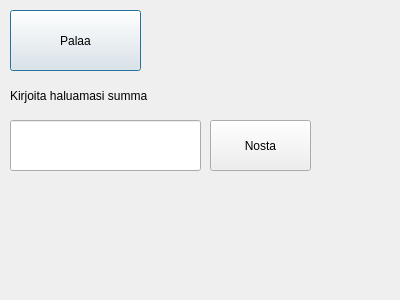
Before: the Qt Designer form PankkiAutomaatti/exe/omasumma.ui in banksimul2022/group2, drawn with Qt 5.
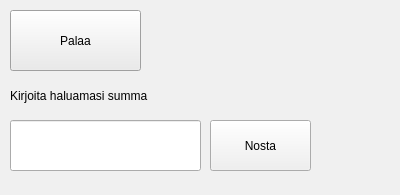
After: the same form once the commit is applied.

```diff
--- a/PankkiAutomaatti/exe/omasumma.ui
+++ b/PankkiAutomaatti/exe/omasumma.ui
@@ -7,9 +7,559 @@
     <x>0</x>
     <y>0</y>
     <width>400</width>
-    <height>300</height>
+    <height>195</height>
    </rect>
   </property>
+  <property name="palette">
+   <palette>
+    <active>
+     <colorrole role="WindowText">
+      <brush brushstyle="SolidPattern">
+       <color alpha="255">
+        <red>0</red>
+        <green>0</green>
+        <blue>255</blue>
+       </color>
+      </brush>
+     </colorrole>
+     <colorrole role="Button">
+      <brush brushstyle="SolidPattern">
+       <color alpha="255">
+        <red>255</red>
+        <green>255</green>
+        <blue>255</blue>
+       </color>
+      </brush>
+     </colorrole>
+     <colorrole role="Light">
+      <brush brushstyle="SolidPattern">
+       <color alpha="255">
+        <red>0</red>
+        <green>0</green>
+        <blue>255</blue>
+       </color>
+      </brush>
+     </colorrole>
+     <colorrole role="Midlight">
+      <brush brushstyle="SolidPattern">
+       <color alpha="255">
+        <red>0</red>
+        <green>0</green>
+        <blue>255</blue>
+       </color>
+      </brush>
+     </colorrole>
+     <colorrole role="Dark">
+      <brush brushstyle="SolidPattern">
+       <color alpha="255">
+        <red>0</red>
+        <green>0</green>
+        <blue>255</blue>
+       </color>
+      </brush>
+     </colorrole>
+     <colorrole role="Mid">
+      <brush brushstyle="SolidPattern">
+       <color alpha="255">
+        <red>0</red>
+        <green>0</green>
+        <blue>255</blue>
+       </color>
+      </brush>
+     </colorrole>
+     <colorrole role="Text">
+      <brush brushstyle="SolidPattern">
+       <color alpha="255">
+        <red>0</red>
+        <green>0</green>
+        <blue>255</blue>
+       </color>
+      </brush>
+     </colorrole>
+     <colorrole role="BrightText">
+      <brush brushstyle="SolidPattern">
+       <color alpha="255">
+        <red>0</red>
+        <green>0</green>
+        <blue>255</blue>
+       </color>
+      </brush>
+     </colorrole>
+     <colorrole role="ButtonText">
+      <brush brushstyle="SolidPattern">
+       <color alpha="255">
+        <red>0</red>
+        <green>0</green>
+        <blue>255</blue>
+       </color>
+      </brush>
+     </colorrole>
+     <colorrole role="Base">
+      <brush brushstyle="SolidPattern">
+       <color alpha="255">
+        <red>255</red>
+        <green>255</green>
+        <blue>255</blue>
+       </color>
+      </brush>
+     </colorrole>
+     <colorrole role="Window">
+      <brush brushstyle="SolidPattern">
+       <color alpha="255">
+        <red>255</red>
+        <green>255</green>
+        <blue>255</blue>
+       </color>
+      </brush>
+     </colorrole>
+     <colorrole role="Shadow">
+      <brush brushstyle="SolidPattern">
+       <color alpha="255">
+        <red>0</red>
+        <green>0</green>
+        <blue>255</blue>
+       </color>
+      </brush>
+     </colorrole>
+     <colorrole role="Highlight">
+      <brush brushstyle="SolidPattern">
+       <color alpha="255">
+        <red>0</red>
+        <green>0</green>
+        <blue>255</blue>
+       </color>
+      </brush>
+     </colorrole>
+     <colorrole role="HighlightedText">
+      <brush brushstyle="SolidPattern">
+       <color alpha="255">
+        <red>255</red>
+        <green>255</green>
+        <blue>255</blue>
+       </color>
+      </brush>
+     </colorrole>
+     <colorrole role="Link">
+      <brush brushstyle="SolidPattern">
+       <color alpha="255">
+        <red>0</red>
+        <green>0</green>
+        <blue>255</blue>
+       </color>
+      </brush>
+     </colorrole>
+     <colorrole role="LinkVisited">
+      <brush brushstyle="SolidPattern">
+       <color alpha="255">
+        <red>0</red>
+        <green>0</green>
+        <blue>255</blue>
+       </color>
+      </brush>
+     </colorrole>
+     <colorrole role="AlternateBase">
+      <brush brushstyle="SolidPattern">
+       <color alpha="255">
+        <red>255</red>
+        <green>255</green>
+        <blue>255</blue>
+       </color>
+      </brush>
+     </colorrole>
+     <colorrole role="ToolTipBase">
+      <brush brushstyle="SolidPattern">
+       <color alpha="255">
+        <red>0</red>
+        <green>0</green>
+        <blue>255</blue>
+       </color>
+      </brush>
+     </colorrole>
+     <colorrole role="ToolTipText">
+      <brush brushstyle="SolidPattern">
+       <color alpha="255">
+        <red>0</red>
+        <green>0</green>
+        <blue>255</blue>
+       </color>
+      </brush>
+     </colorrole>
+     <colorrole role="PlaceholderText">
+      <brush brushstyle="SolidPattern">
+       <color alpha="128">
+        <red>0</red>
+        <green>0</green>
+        <blue>255</blue>
+       </color>
+      </brush>
+     </colorrole>
+    </active>
+    <inactive>
+     <colorrole role="WindowText">
+      <brush brushstyle="SolidPattern">
+       <color alpha="255">
+        <red>0</red>
+        <green>0</green>
+        <blue>0</blue>
+       </color>
+      </brush>
+     </colorrole>
+     <colorrole role="Button">
+      <brush brushstyle="SolidPattern">
+       <color alpha="255">
+        <red>240</red>
+        <green>240</green>
+        <blue>240</blue>
+       </color>
+      </brush>
+     </colorrole>
+     <colorrole role="Light">
+      <brush brushstyle="SolidPattern">
+       <color alpha="255">
+        <red>255</red>
+        <green>255</green>
+        <blue>255</blue>
+       </color>
+      </brush>
+     </colorrole>
+     <colorrole role="Midlight">
+      <brush brushstyle="SolidPattern">
+       <color alpha="255">
+        <red>227</red>
+        <green>227</green>
+        <blue>227</blue>
+       </color>
+      </brush>
+     </colorrole>
+     <colorrole role="Dark">
+      <brush brushstyle="SolidPattern">
+       <color alpha="255">
+        <red>160</red>
+        <green>160</green>
+        <blue>160</blue>
+       </color>
+      </brush>
+     </colorrole>
+     <colorrole role="Mid">
+      <brush brushstyle="SolidPattern">
+       <color alpha="255">
+        <red>160</red>
+        <green>160</green>
+        <blue>160</blue>
+       </color>
+      </brush>
+     </colorrole>
+     <colorrole role="Text">
+      <brush brushstyle="SolidPattern">
+       <color alpha="255">
+        <red>0</red>
+        <green>0</green>
+        <blue>0</blue>
+       </color>
+      </brush>
+     </colorrole>
+     <colorrole role="BrightText">
+      <brush brushstyle="SolidPattern">
+       <color alpha="255">
+        <red>255</red>
+        <green>255</green>
+        <blue>255</blue>
+       </color>
+      </brush>
+     </colorrole>
+     <colorrole role="ButtonText">
+      <brush brushstyle="SolidPattern">
+       <color alpha="255">
+        <red>0</red>
+        <green>0</green>
+        <blue>0</blue>
+       </color>
+      </brush>
+     </colorrole>
+     <colorrole role="Base">
+      <brush brushstyle="SolidPattern">
+       <color alpha="255">
+        <red>255</red>
+        <green>255</green>
+        <blue>255</blue>
+       </color>
+      </brush>
+     </colorrole>
+     <colorrole role="Window">
+      <brush brushstyle="SolidPattern">
+       <color alpha="255">
+        <red>240</red>
+        <green>240</green>
+        <blue>240</blue>
+       </color>
+      </brush>
+     </colorrole>
+     <colorrole role="Shadow">
+      <brush brushstyle="SolidPattern">
+       <color alpha="255">
+        <red>105</red>
+        <green>105</green>
+        <blue>105</blue>
+       </color>
+      </brush>
+     </colorrole>
+     <colorrole role="Highlight">
+      <brush brushstyle="SolidPattern">
+       <color alpha="255">
+        <red>240</red>
+        <green>240</green>
+        <blue>240</blue>
+       </color>
+      </brush>
+     </colorrole>
+     <colorrole role="HighlightedText">
+      <brush brushstyle="SolidPattern">
+       <color alpha="255">
+        <red>0</red>
+        <green>0</green>
+        <blue>0</blue>
+       </color>
+      </brush>
+     </colorrole>
+     <colorrole role="Link">
+      <brush brushstyle="SolidPattern">
+       <color alpha="255">
+        <red>0</red>
+        <green>0</green>
+        <blue>255</blue>
+       </color>
+      </brush>
+     </colorrole>
+     <colorrole role="LinkVisited">
+      <brush brushstyle="SolidPattern">
+       <color alpha="255">
+        <red>255</red>
+        <green>0</green>
+        <blue>255</blue>
+       </color>
+      </brush>
+     </colorrole>
+     <colorrole role="AlternateBase">
+      <brush brushstyle="SolidPattern">
+       <color alpha="255">
+        <red>245</red>
+        <green>245</green>
+        <blue>245</blue>
+       </color>
+      </brush>
+     </colorrole>
+     <colorrole role="ToolTipBase">
+      <brush brushstyle="SolidPattern">
+       <color alpha="255">
+        <red>255</red>
+        <green>255</green>
+        <blue>220</blue>
+       </color>
+      </brush>
+     </colorrole>
+     <colorrole role="ToolTipText">
+      <brush brushstyle="SolidPattern">
+       <color alpha="255">
+        <red>0</red>
+        <green>0</green>
+        <blue>0</blue>
+       </color>
+      </brush>
+     </colorrole>
+     <colorrole role="PlaceholderText">
+      <brush brushstyle="SolidPattern">
+       <color alpha="128">
+        <red>0</red>
+        <green>0</green>
+        <blue>0</blue>
+       </color>
+      </brush>
+     </colorrole>
+    </inactive>
+    <disabled>
+     <colorrole role="WindowText">
+      <brush brushstyle="SolidPattern">
+       <color alpha="255">
+        <red>0</red>
+        <green>0</green>
+        <blue>255</blue>
+       </color>
+      </brush>
+     </colorrole>
+     <colorrole role="Button">
+      <brush brushstyle="SolidPattern">
+       <color alpha="255">
+        <red>255</red>
+        <green>255</green>
+        <blue>255</blue>
+       </color>
+      </brush>
+     </colorrole>
+     <colorrole role="Light">
+      <brush brushstyle="SolidPattern">
+       <color alpha="255">
+        <red>0</red>
+        <green>0</green>
+        <blue>255</blue>
+       </color>
+      </brush>
+     </colorrole>
+     <colorrole role="Midlight">
+      <brush brushstyle="SolidPattern">
+       <color alpha="255">
+        <red>0</red>
+        <green>0</green>
+        <blue>255</blue>
+       </color>
+      </brush>
+     </colorrole>
+     <colorrole role="Dark">
+      <brush brushstyle="SolidPattern">
+       <color alpha="255">
+        <red>0</red>
+        <green>0</green>
+        <blue>255</blue>
+       </color>
+      </brush>
+     </colorrole>
+     <colorrole role="Mid">
+      <brush brushstyle="SolidPattern">
+       <color alpha="255">
+        <red>0</red>
+        <green>0</green>
+        <blue>255</blue>
+       </color>
+      </brush>
+     </colorrole>
+     <colorrole role="Text">
+      <brush brushstyle="SolidPattern">
+       <color alpha="255">
+        <red>0</red>
+        <green>0</green>
+        <blue>255</blue>
+       </color>
+      </brush>
+     </colorrole>
+     <colorrole role="BrightText">
+      <brush brushstyle="SolidPattern">
+       <color alpha="255">
+        <red>0</red>
+        <green>0</green>
+        <blue>255</blue>
+       </color>
+      </brush>
+     </colorrole>
+     <colorrole role="ButtonText">
+      <brush brushstyle="SolidPattern">
+       <color alpha="255">
+        <red>0</red>
+        <green>0</green>
+        <blue>255</blue>
+       </color>
+      </brush>
+     </colorrole>
+     <colorrole role="Base">
+      <brush brushstyle="SolidPattern">
+       <color alpha="255">
+        <red>255</red>
+        <green>255</green>
+        <blue>255</blue>
+       </color>
+      </brush>
+     </colorrole>
+     <colorrole role="Window">
+      <brush brushstyle="SolidPattern">
+       <color alpha="255">
+        <red>255</red>
+        <green>255</green>
+        <blue>255</blue>
+       </color>
+      </brush>
+     </colorrole>
+     <colorrole role="Shadow">
+      <brush brushstyle="SolidPattern">
+       <color alpha="255">
+        <red>0</red>
+        <green>0</green>
+        <blue>0</blue>
+       </color>
+      </brush>
+     </colorrole>
+     <colorrole role="Highlight">
+      <brush brushstyle="SolidPattern">
+       <color alpha="255">
+        <red>0</red>
+        <green>120</green>
+        <blue>215</blue>
+       </color>
+      </brush>
+     </colorrole>
+     <colorrole role="HighlightedText">
+      <brush brushstyle="SolidPattern">
+       <color alpha="255">
+        <red>255</red>
+        <green>255</green>
+        <blue>255</blue>
+       </color>
+      </brush>
+     </colorrole>
+     <colorrole role="Link">
+      <brush brushstyle="SolidPattern">
+       <color alpha="255">
+        <red>0</red>
+        <green>0</green>
+        <blue>255</blue>
+       </color>
+      </brush>
+     </colorrole>
+     <colorrole role="LinkVisited">
+      <brush brushstyle="SolidPattern">
+       <color alpha="255">
+        <red>255</red>
+        <green>0</green>
+        <blue>255</blue>
+       </color>
+      </brush>
+     </colorrole>
+     <colorrole role="AlternateBase">
+      <brush brushstyle="SolidPattern">
+       <color alpha="255">
+        <red>245</red>
+        <green>245</green>
+        <blue>245</blue>
+       </color>
+      </brush>
+     </colorrole>
+     <colorrole role="ToolTipBase">
+      <brush brushstyle="SolidPattern">
+       <color alpha="255">
+        <red>255</red>
+        <green>255</green>
+        <blue>220</blue>
+       </color>
+      </brush>
+     </colorrole>
+     <colorrole role="ToolTipText">
+      <brush brushstyle="SolidPattern">
+       <color alpha="255">
+        <red>0</red>
+        <green>0</green>
+        <blue>0</blue>
+       </color>
+      </brush>
+     </colorrole>
+     <colorrole role="PlaceholderText">
+      <brush brushstyle="SolidPattern">
+       <color alpha="128">
+        <red>0</red>
+        <green>0</green>
+        <blue>0</blue>
+       </color>
+      </brush>
+     </colorrole>
+    </disabled>
+   </palette>
+  </property>
   <property name="windowTitle">
    <string>Oma summa</string>
   </property>
```
Left out of the diff: 550 changed lines with no effect on the pictures.
